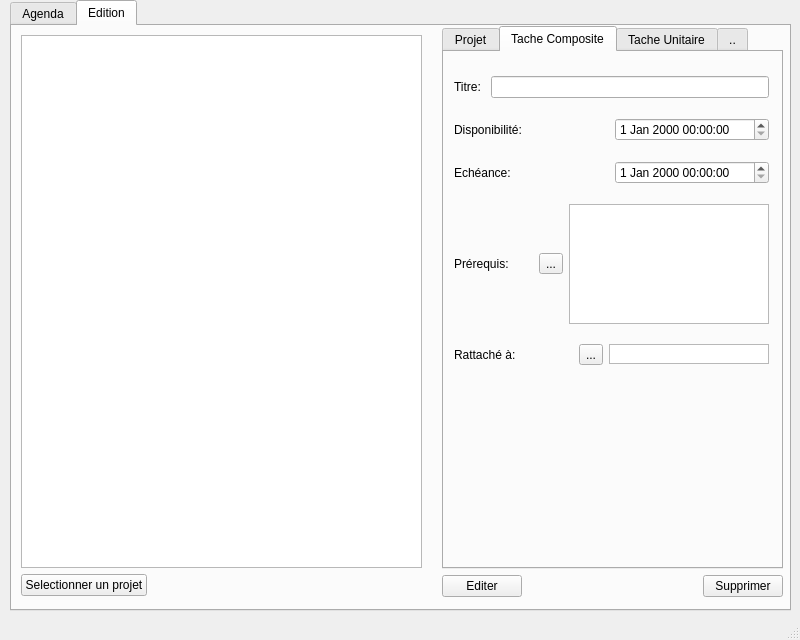
TamtamHero/LO21, file mainwindow.ui: the form before one commit.
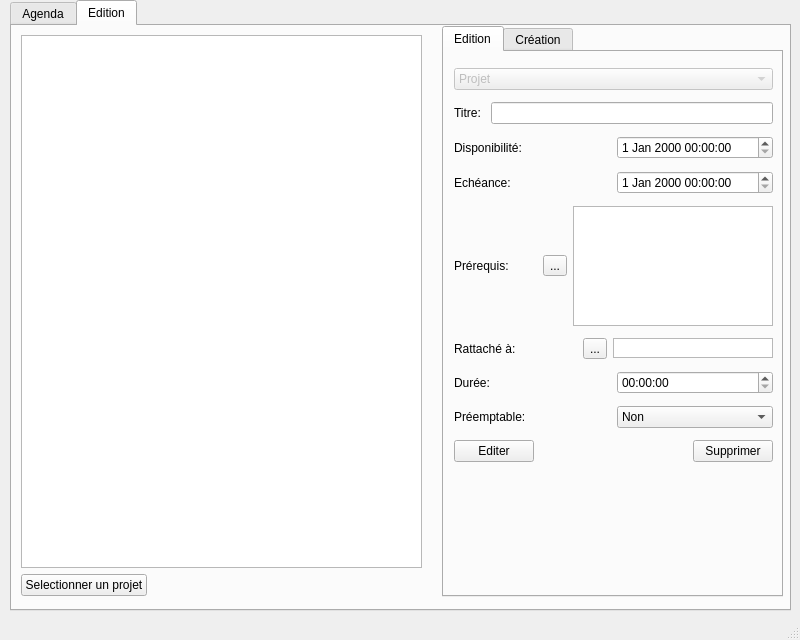
The form after the commit. The open tabs and pages were chosen to show the change.

Commit message: Big changes in editing interface

Diff of the .ui file:
```diff
--- a/mainwindow.ui
+++ b/mainwindow.ui
@@ -484,212 +484,42 @@
          <property name="currentIndex">
           <number>3</number>
          </property>
-         <widget class="QWidget" name="tab">
-          <attribute name="title">
-           <string>Projet</string>
-          </attribute>
-          <widget class="QWidget" name="verticalLayoutWidget">
-           <property name="geometry">
-            <rect>
-             <x>30</x>
-             <y>10</y>
-             <width>253</width>
-             <height>161</height>
-            </rect>
-           </property>
-           <layout class="QVBoxLayout" name="verticalLayout_project">
-            <item>
-             <layout class="QHBoxLayout" name="horizontalLayout_2">
-              <item>
-               <widget class="QLabel" name="label_2">
-                <property name="text">
-                 <string>Titre: </string>
-                </property>
-               </widget>
-              </item>
-              <item>
-               <widget class="QLineEdit" name="lineEdit_project_title"/>
-              </item>
-             </layout>
-            </item>
-            <item>
-             <layout class="QHBoxLayout" name="horizontalLayout_3">
-              <item>
-               <widget class="QLabel" name="label_4">
-                <property name="text">
-                 <string>Disponibilité: </string>
-                </property>
-               </widget>
-              </item>
-              <item>
-               <widget class="QDateTimeEdit" name="dateTimeEdit_project_disponibility"/>
-              </item>
-             </layout>
-            </item>
-            <item>
-             <layout class="QHBoxLayout" name="horizontalLayout_4">
-              <item>
-               <widget class="QLabel" name="label_3">
-                <property name="text">
-                 <string>Echéance: </string>
-                </property>
-               </widget>
-              </item>
-              <item>
-               <widget class="QDateTimeEdit" name="dateTimeEdit_project_deadline"/>
-              </item>
-             </layout>
-            </item>
-           </layout>
-          </widget>
-         </widget>
-         <widget class="QWidget" name="tab_2">
-          <attribute name="title">
-           <string>Tache Composite</string>
-          </attribute>
-          <widget class="QWidget" name="verticalLayoutWidget_2">
-           <property name="geometry">
-            <rect>
-             <x>10</x>
-             <y>10</y>
-             <width>315</width>
-             <height>319</height>
-            </rect>
-           </property>
-           <layout class="QVBoxLayout" name="verticalLayout_blendTask">
-            <item>
-             <layout class="QHBoxLayout" name="horizontalLayout_6">
-              <item>
-               <widget class="QLabel" name="label_6">
-                <property name="text">
-                 <string>Titre: </string>
-                </property>
-               </widget>
-              </item>
-              <item>
-               <widget class="QLineEdit" name="lineEdit_blendTask_title"/>
-              </item>
-             </layout>
-            </item>
-            <item>
-             <layout class="QHBoxLayout" name="horizontalLayout_7">
-              <item>
-               <widget class="QLabel" name="label_7">
-                <property name="text">
-                 <string>Disponibilité: </string>
-                </property>
-               </widget>
-              </item>
-              <item>
-               <widget class="QDateTimeEdit" name="dateTimeEdit_blendTask_disponibility"/>
-              </item>
-             </layout>
-            </item>
-            <item>
-             <layout class="QHBoxLayout" name="horizontalLayout_8">
-              <item>
-               <widget class="QLabel" name="label_8">
-                <property name="text">
-                 <string>Echéance: </string>
-                </property>
-               </widget>
-              </item>
-              <item>
-               <widget class="QDateTimeEdit" name="dateTimeEdit_blendTask_deadline"/>
-              </item>
-             </layout>
-            </item>
-            <item>
-             <layout class="QHBoxLayout" name="horizontalLayout_9">
-              <item>
-               <widget class="QLabel" name="label_9">
-                <property name="text">
-                 <string>Prérequis: </string>
-                </property>
-               </widget>
-              </item>
-              <item>
-               <widget class="QToolButton" name="toolButton_blendTask_prerequisite">
-                <property name="text">
-                 <string>...</string>
-                </property>
-               </widget>
-              </item>
-              <item>
-               <widget class="QListView" name="listView_blendTask_prerequisite">
-                <property name="sizePolicy">
-                 <sizepolicy hsizetype="Maximum" vsizetype="Maximum">
-                  <horstretch>0</horstretch>
-                  <verstretch>0</verstretch>
-                 </sizepolicy>
-                </property>
-                <property name="minimumSize">
-                 <size>
-                  <width>200</width>
-                  <height>120</height>
-                 </size>
-                </property>
-                <property name="maximumSize">
-                 <size>
-                  <width>200</width>
-                  <height>120</height>
-                 </size>
-                </property>
-               </widget>
-              </item>
-             </layout>
-            </item>
-            <item>
-             <layout class="QHBoxLayout" name="horizontalLayout_10">
-              <item>
-               <widget class="QLabel" name="label_10">
-                <property name="text">
-                 <string>Rattaché à:</string>
-                </property>
-               </widget>
-              </item>
-              <item>
-               <widget class="QToolButton" name="toolButton_blendTask_attachedTo">
-                <property name="text">
-                 <string>...</string>
-                </property>
-               </widget>
-              </item>
-              <item>
-               <widget class="QListView" name="listView_blendTask_attachedTo">
-                <property name="minimumSize">
-                 <size>
-                  <width>160</width>
-                  <height>20</height>
-                 </size>
-                </property>
-                <property name="maximumSize">
-                 <size>
-                  <width>160</width>
-                  <height>20</height>
-                 </size>
-                </property>
-               </widget>
-              </item>
-             </layout>
-            </item>
-           </layout>
-          </widget>
-         </widget>
          <widget class="QWidget" name="tab_3">
           <attribute name="title">
-           <string>Tache Unitaire</string>
+           <string>Edition</string>
           </attribute>
           <widget class="QWidget" name="verticalLayoutWidget_3">
            <property name="geometry">
             <rect>
              <x>10</x>
              <y>10</y>
-             <width>315</width>
-             <height>335</height>
+             <width>319</width>
+             <height>408</height>
             </rect>
            </property>
            <layout class="QVBoxLayout" name="verticalLayout_uniqueTask">
+            <item>
+             <widget class="QComboBox" name="comboBox_edit_type">
+              <property name="enabled">
+               <bool>false</bool>
+              </property>
+              <item>
+               <property name="text">
+                <string>Projet</string>
+               </property>
+              </item>
+              <item>
+               <property name="text">
+                <string>Tache Composite</string>
+               </property>
+              </item>
+              <item>
+               <property name="text">
+                <string>Tache Unitaire</string>
+               </property>
+              </item>
+             </widget>
+            </item>
             <item>
              <layout class="QHBoxLayout" name="horizontalLayout_12">
               <item>
@@ -845,12 +675,46 @@
               </item>
              </layout>
             </item>
+            <item>
+             <layout class="QHBoxLayout" name="horizontalLayout_20">
+              <item>
+               <widget class="QPushButton" name="pushButton_edit_edit">
+                <property name="enabled">
+                 <bool>true</bool>
+                </property>
+                <property name="text">
+                 <string>Editer</string>
+                </property>
+               </widget>
+              </item>
+              <item>
+               <spacer name="horizontalSpacer_6">
+                <property name="orientation">
+                 <enum>Qt::Horizontal</enum>
+                </property>
+                <property name="sizeHint" stdset="0">
+                 <size>
+                  <width>40</width>
+                  <height>20</height>
+                 </size>
+                </property>
+               </spacer>
+              </item>
+              <item>
+               <widget class="QPushButton" name="pushButton_edit_delete">
+                <property name="text">
+                 <string>Supprimer</string>
+                </property>
+               </widget>
+              </item>
+             </layout>
+            </item>
            </layout>
           </widget>
          </widget>
          <widget class="QWidget" name="tab_5">
           <attribute name="title">
-           <string>..</string>
+           <string>Création</string>
           </attribute>
           <widget class="QWidget" name="verticalLayoutWidget_7">
            <property name="geometry">
@@ -1111,40 +975,6 @@
          </widget>
         </widget>
        </item>
-       <item>
-        <layout class="QHBoxLayout" name="horizontalLayout_20">
-         <item>
-          <widget class="QPushButton" name="pushButton_editing_edit">
-           <property name="enabled">
-            <bool>true</bool>
-           </property>
-           <property name="text">
-            <string>Editer</string>
-           </property>
-          </widget>
-         </item>
-         <item>
-          <spacer name="horizontalSpacer_6">
-           <property name="orientation">
-            <enum>Qt::Horizontal</enum>
-           </property>
-           <property name="sizeHint" stdset="0">
-            <size>
-             <width>40</width>
-             <height>20</height>
-            </size>
-           </property>
-          </spacer>
-         </item>
-         <item>
-          <widget class="QPushButton" name="pushButton_editing_delete">
-           <property name="text">
-            <string>Supprimer</string>
-           </property>
-          </widget>
-         </item>
-        </layout>
-       </item>
       </layout>
      </widget>
     </widget>
```
Left out of the diff: 20 changed lines with no effect on the pictures. The commit also changes 4 other files.
